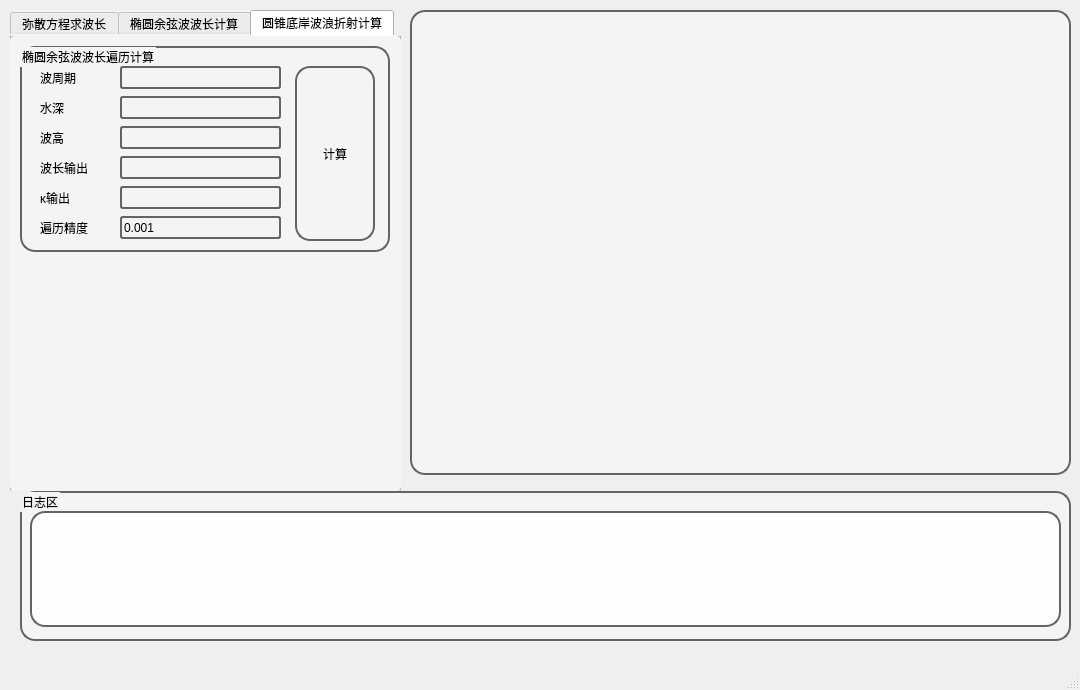
Qt form QtUI/CalculatorWindow.ui (h13-0/CoastalHydrodynamicsCalculator) before a commit.
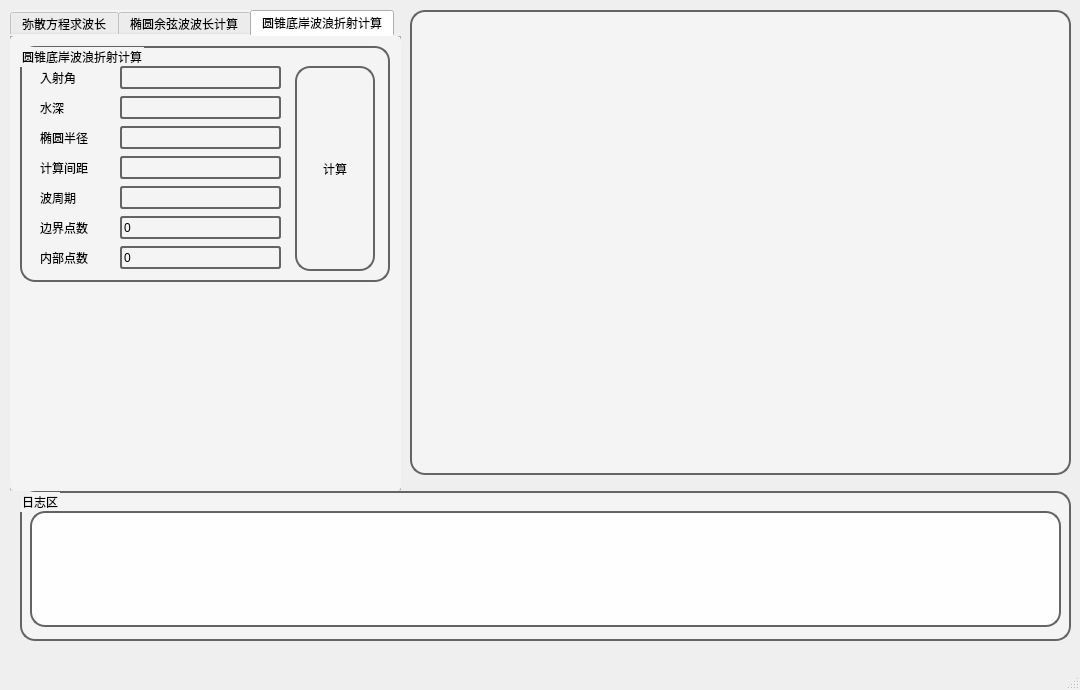
The same form after that commit. The open tabs and pages were chosen to show the change. Custom widgets are drawn as their Qt base class.

What changed in the file:
```diff
--- a/QtUI/CalculatorWindow.ui
+++ b/QtUI/CalculatorWindow.ui
@@ -10,6 +10,18 @@
     <height>690</height>
    </rect>
   </property>
+  <property name="minimumSize">
+   <size>
+    <width>1080</width>
+    <height>690</height>
+   </size>
+  </property>
+  <property name="maximumSize">
+   <size>
+    <width>1080</width>
+    <height>690</height>
+   </size>
+  </property>
   <property name="windowTitle">
    <string>MainWindow</string>
   </property>
@@ -535,7 +547,7 @@
         <x>10</x>
         <y>10</y>
         <width>370</width>
-        <height>206</height>
+        <height>236</height>
        </rect>
       </property>
       <property name="styleSheet">
@@ -544,7 +556,7 @@
 background-color: #F4F4F4;</string>
       </property>
       <property name="title">
-       <string>椭圆余弦波波长遍历计算</string>
+       <string>圆锥底岸波浪折射计算</string>
       </property>
       <widget class="QLabel" name="label_25">
        <property name="geometry">
@@ -561,7 +573,7 @@
 background-color: #F4F4F4;</string>
        </property>
        <property name="text">
-        <string>κ输出</string>
+        <string>波周期</string>
        </property>
       </widget>
       <widget class="QLabel" name="label_26">
@@ -579,7 +591,7 @@
 background-color: #F4F4F4;</string>
        </property>
        <property name="text">
-        <string>波周期</string>
+        <string>入射角</string>
        </property>
       </widget>
       <widget class="QLabel" name="label_27">
@@ -606,7 +618,7 @@
          <x>275</x>
          <y>20</y>
          <width>80</width>
-         <height>175</height>
+         <height>205</height>
         </rect>
        </property>
        <property name="text">
@@ -628,7 +640,7 @@
 background-color: #F4F4F4;</string>
        </property>
        <property name="text">
-        <string>波高</string>
+        <string>椭圆半径</string>
        </property>
       </widget>
       <widget class="QLabel" name="label_29">
@@ -646,7 +658,7 @@
 background-color: #F4F4F4;</string>
        </property>
        <property name="text">
-        <string>遍历精度</string>
+        <string>边界点数</string>
        </property>
       </widget>
       <widget class="QLabel" name="label_30">
@@ -664,7 +676,7 @@
 background-color: #F4F4F4;</string>
        </property>
        <property name="text">
-        <string>波长输出</string>
+        <string>计算间距</string>
        </property>
       </widget>
       <widget class="QLineEdit" name="ECWE_WavePeriod_2">
@@ -748,7 +760,10 @@
 background-color: #F4F4F4;</string>
        </property>
        <property name="text">
-        <string>0.001</string>
+        <string>0</string>
+       </property>
+       <property name="readOnly">
+        <bool>true</bool>
        </property>
       </widget>
       <widget class="QLineEdit" name="ECWE_KappaOutput_2">
@@ -769,9 +784,48 @@
         <string/>
        </property>
        <property name="readOnly">
+        <bool>false</bool>
+       </property>
+      </widget>
+      <widget class="QLineEdit" name="WR_BoundaryPoints">
+       <property name="geometry">
+        <rect>
+         <x>100</x>
+         <y>200</y>
+         <width>161</width>
+         <height>23</height>
+        </rect>
+       </property>
+       <property name="styleSheet">
+        <string notr="true">border:2px solid rgb(100,100,100);
+border-radius:3px;
+background-color: #F4F4F4;</string>
+       </property>
+       <property name="text">
+        <string>0</string>
+       </property>
+       <property name="readOnly">
         <bool>true</bool>
        </property>
       </widget>
+      <widget class="QLabel" name="label_31">
+       <property name="geometry">
+        <rect>
+         <x>20</x>
+         <y>200</y>
+         <width>76</width>
+         <height>24</height>
+        </rect>
+       </property>
+       <property name="styleSheet">
+        <string notr="true">border:0px solid rgb(100,100,100);
+border-radius:0px;
+background-color: #F4F4F4;</string>
+       </property>
+       <property name="text">
+        <string>内部点数</string>
+       </property>
+      </widget>
      </widget>
     </widget>
    </widget>
```
Left out of the diff: 24 changed lines with no effect on the pictures.
